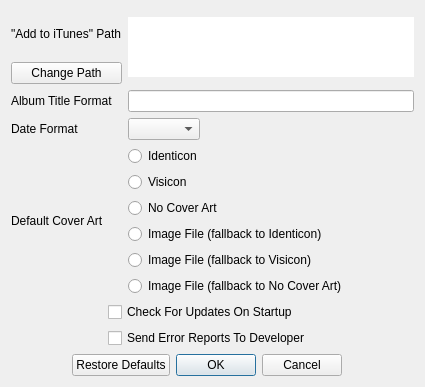
Above: src/ui/settings.ui from zpchavez/boottunes before the change. Below: the same form after it.
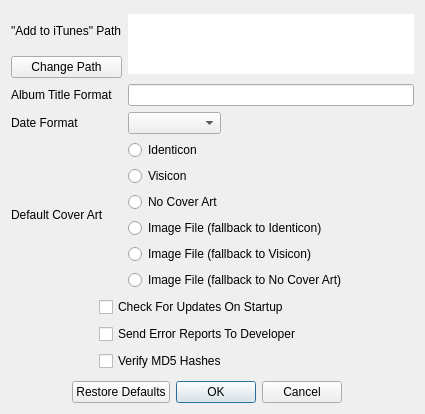
That is the form after the change.

Commit message: Added setting to toggle MD5 verification.

The edit to the form file:
```diff
--- a/src/ui/settings.ui
+++ b/src/ui/settings.ui
@@ -10,7 +10,7 @@
     <x>0</x>
     <y>0</y>
     <width>425</width>
-    <height>387</height>
+    <height>414</height>
    </rect>
   </property>
   <property name="sizePolicy">
@@ -33,7 +33,7 @@
      </property>
     </widget>
    </item>
-   <item row="0" column="1" rowspan="2" colspan="2">
+   <item row="0" column="1" rowspan="2" colspan="3">
     <widget class="QTextEdit" name="addToITunesPathTextEdit">
      <property name="enabled">
       <bool>false</bool>
@@ -112,7 +112,7 @@
      </property>
     </widget>
    </item>
-   <item row="2" column="1" colspan="2">
+   <item row="2" column="1" colspan="3">
     <widget class="QLineEdit" name="albumTitleFormatLineEdit"/>
    </item>
    <item row="3" column="0">
@@ -125,7 +125,7 @@
    <item row="3" column="1">
     <widget class="QComboBox" name="dateFormatComboBox"/>
    </item>
-   <item row="3" column="2">
+   <item row="3" column="2" colspan="2">
     <spacer name="horizontalSpacer_3">
      <property name="orientation">
       <enum>Qt::Horizontal</enum>
@@ -145,7 +145,7 @@
      </property>
     </widget>
    </item>
-   <item row="4" column="1" colspan="2">
+   <item row="4" column="1" colspan="3">
     <layout class="QVBoxLayout" name="verticalLayout">
      <item>
       <widget class="QRadioButton" name="defaultArtRadioButtonIdenticon">
@@ -197,7 +197,7 @@
      </item>
     </layout>
    </item>
-   <item row="5" column="0" colspan="3">
+   <item row="5" column="0" rowspan="2" colspan="4">
     <layout class="QGridLayout" name="gridLayout">
      <item row="0" column="0">
       <spacer name="horizontalSpacer">
@@ -212,14 +212,14 @@
        </property>
       </spacer>
      </item>
-     <item row="0" column="1">
+     <item row="0" column="1" colspan="2">
       <widget class="QCheckBox" name="checkForUpdatesCheckBox">
        <property name="text">
         <string>Check For Updates On Startup</string>
        </property>
       </widget>
      </item>
-     <item row="0" column="2" colspan="2">
+     <item row="0" column="3">
       <spacer name="horizontalSpacer_2">
        <property name="orientation">
         <enum>Qt::Horizontal</enum>
@@ -245,7 +245,7 @@
        </property>
       </spacer>
      </item>
-     <item row="1" column="1" colspan="2">
+     <item row="1" column="1" colspan="3">
       <widget class="QCheckBox" name="sendErrorReportsCheckBox">
        <property name="toolTip">
         <string/>
@@ -255,8 +255,8 @@
        </property>
       </widget>
      </item>
-     <item row="1" column="3">
-      <spacer name="horizontalSpacer_7">
+     <item row="2" column="0">
+      <spacer name="horizontalSpacer_8">
        <property name="orientation">
         <enum>Qt::Horizontal</enum>
        </property>
@@ -268,9 +268,29 @@
        </property>
       </spacer>
      </item>
+     <item row="2" column="1">
+      <widget class="QCheckBox" name="verifyMd5HashesCheckBox">
+       <property name="text">
+        <string>Verify MD5 Hashes</string>
+       </property>
+      </widget>
+     </item>
+     <item row="2" column="2">
+      <spacer name="horizontalSpacer_9">
+       <property name="orientation">
+        <enum>Qt::Horizontal</enum>
+       </property>
+       <property name="sizeHint" stdset="0">
+        <size>
+         <width>38</width>
+         <height>20</height>
+        </size>
+       </property>
+      </spacer>
+     </item>
     </layout>
    </item>
-   <item row="6" column="0" colspan="3">
+   <item row="7" column="0" colspan="4">
     <layout class="QHBoxLayout" name="horizontalLayout_2">
      <item>
       <spacer name="horizontalSpacer_4">
```
The commit also changes 4 other files.
